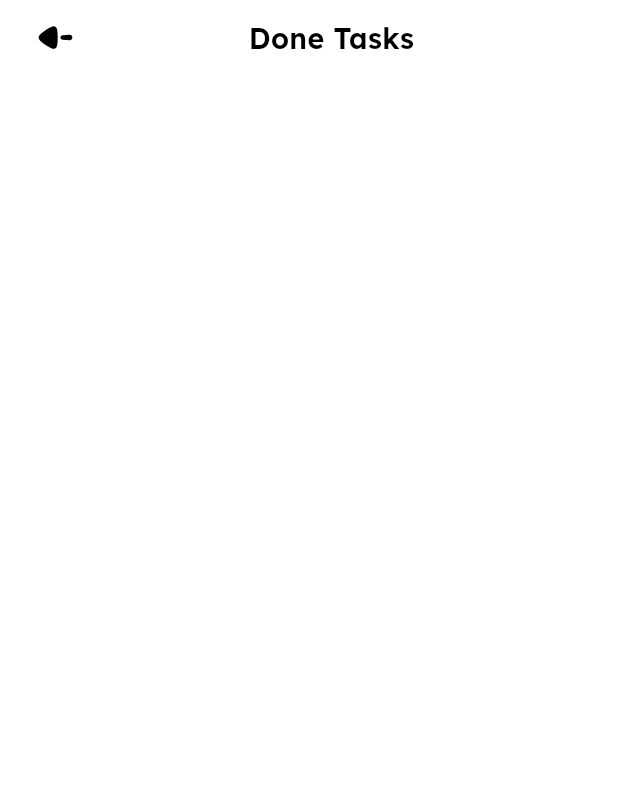
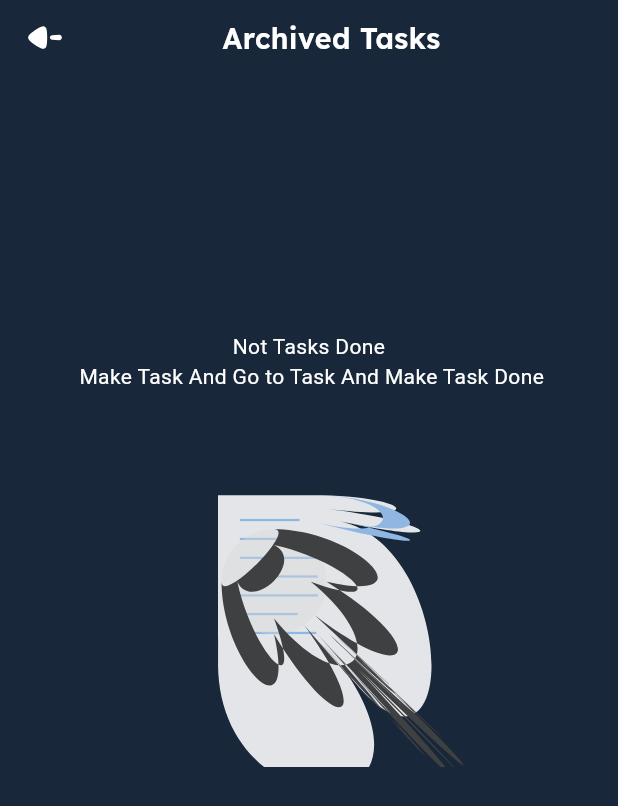
Before and after one commit to mohamedamr77/to-do-app, a Flutter app: the DoneTaskScreen screen opened directly, on a phone screen of 412 x 824 dp. Shown: the top 806 px of the screen. Run offline on Flutter 3.47's test engine with Material 3 defaults, Android fonts, the phone set to English and light mode, and no system bars; our stand-ins replace flutter_bloc, flutter_svg, image_picker, lottie; Roboto replaces fonts that are missing (jejuhallasan).

Commit message:
make if data not found in home and archeive and done show text and lottie

```diff
--- a/lib/core/apptheme.dart
+++ b/lib/core/apptheme.dart
@@ -3,6 +3,7 @@ import 'package:flutter/material.dart';
 import 'colorCore.dart';
 
 class AppTheme{
+  //Theme.of(context).textTheme.bodyLarge
   static final ThemeData lightThemeData = ThemeData(
       scaffoldBackgroundColor: Colors.white.withOpacity(0.98),
       textTheme: const TextTheme(
--- a/lib/features/done_tasks/views/widgets/donetask_body.dart
+++ b/lib/features/done_tasks/views/widgets/donetask_body.dart
@@ -1,4 +1,5 @@
 import 'package:flutter/material.dart';
+import 'package:lottie/lottie.dart';
 import 'package:todo/core/textCore.dart';
 import '../../../../core/data/model/task_list.dart';
 import '../../../../core/data/model/task_model.dart';
@@ -11,7 +12,34 @@ class DoneTaskBody extends StatelessWidget {
   @override
   Widget build(BuildContext context) {
     List<TaskModel> doneTasksList =tasksList.where((doneTasks) =>doneTasks.doneTask==true ).toList();
-    return SafeArea(
+    return doneTasksList.isEmpty?
+        SafeArea(
+      child: Padding(
+        padding: const  EdgeInsets.symmetric(horizontal: 15, vertical:10),
+        child: Column(
+          children: [
+            const CustomAppbar(title: TextApp.archivedTasksText),
+            SizedBox(height: MediaQuery.of(context).size.height*0.22,),
+             Text("Not Tasks Done \n Make Task And Go to Task And Make Task Done ",
+              textAlign: TextAlign.center,
+              style: TextStyle(
+                color:  Theme.of(context).canvasColor,
+                fontFamily: "jejuhallasan",
+              ),
+            ),
+            Padding(
+              padding: const EdgeInsets.only(right: 40),
+              child: Lottie.asset("assets/images/lottie/arc3.json",
+                  width: double.infinity,
+                  height: 250
+              ),
+            )
+          ],
+        ),
+      ),
+    )
+        :
+        SafeArea(
       child: Padding(
         padding: const  EdgeInsets.symmetric(horizontal: 22, vertical:10),
         child: Column(
--- a/lib/features/task_details/views/widgets/task_details_body.dart
+++ b/lib/features/task_details/views/widgets/task_details_body.dart
@@ -106,9 +106,9 @@ class _TaskDetailsBodyState extends State<TaskDetailsBody> {
               const SizedBox(height: 15),
               CustomButton(
                 backGroundColor: Theme.of(context).canvasColor==Colors.black? const Color(0xff90B6E2) :const Color(0xff3F6188),
-                nameButton: TextApp.archiveText,
+                nameButton: widget.task.archivedTask==true? "Unarchive" : "Archive",
                 onTap: () {
-                  widget.task.archivedTask = true;
+                  widget.task.archivedTask = !widget.task.archivedTask;
                   Navigator.pop(context);
                 },
                 image: ImageApp.archieveIcon,
--- a/lib/main.dart
+++ b/lib/main.dart
@@ -17,7 +17,7 @@ class MyApp extends StatelessWidget {
       create: (BuildContext context) =>GetUserCubit(),
       child: MaterialApp(
         theme: AppTheme.lightThemeData,
-        themeMode: ThemeMode.light,
+        themeMode: ThemeMode.dark,
         darkTheme: AppTheme.darkThemeData,
         routes: {
           CustomRegesterScreen.id: (context) => const CustomRegesterScreen(),
--- a/pubspec.yaml
+++ b/pubspec.yaml
@@ -40,6 +40,7 @@ dependencies:
   intl: ^0.19.0
   flutter_bloc: ^8.1.6
   flutter_hooks: ^0.20.5
+  lottie: ^3.1.2
 
 dev_dependencies:
   flutter_test:
@@ -67,6 +68,7 @@ flutter:
   assets:
     - assets/images/
     - assets/images/svg/
+    - assets/images/lottie/
 
   # An image asset can refer to one or more resolution-specific "variants", see
   # https://flutter.dev/assets-and-images/#resolution-aware
@@ -87,6 +89,10 @@ flutter:
      - family: LexendDecaRegularStyle
        fonts:
          - asset: assets/fonts/LexendDeca-Regular.ttf
+
+     - family: jejuhallasan
+       fonts:
+         - asset: assets/fonts/JejuHallasan-Regular.ttf
   #       - asset: fonts/Schyler-Italic.ttf
   #         style: italic
   #   - family: Trajan Pro
```
Also changed, not shown: assets/images/lottie/arc3.json (added, +1 -0 lines), assets/images/lottie/see_down.json (added, +1 -0 lines), lib/features/archived_tasks/views/widgets/arciheved_tasks_body.dart (+30 -1 lines), lib/features/home_page/views/widgets/task_list.dart (+26 -5 lines), pubspec.lock, 1 other file. Lines whose indentation alone changed are shown as unchanged.
